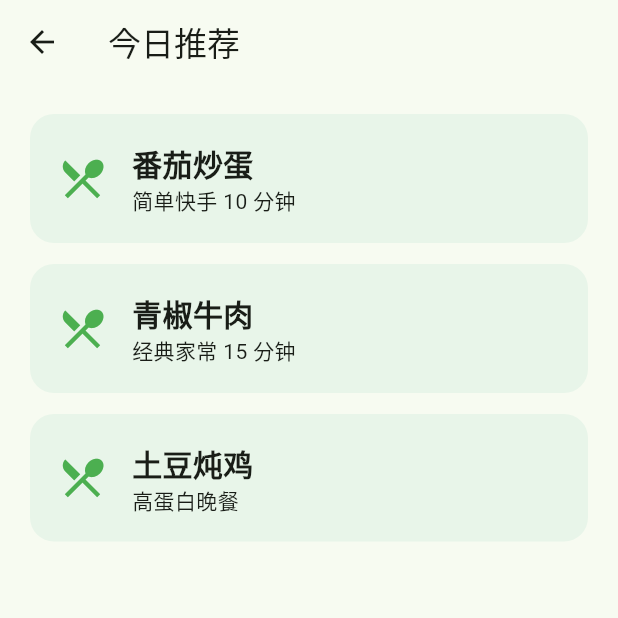
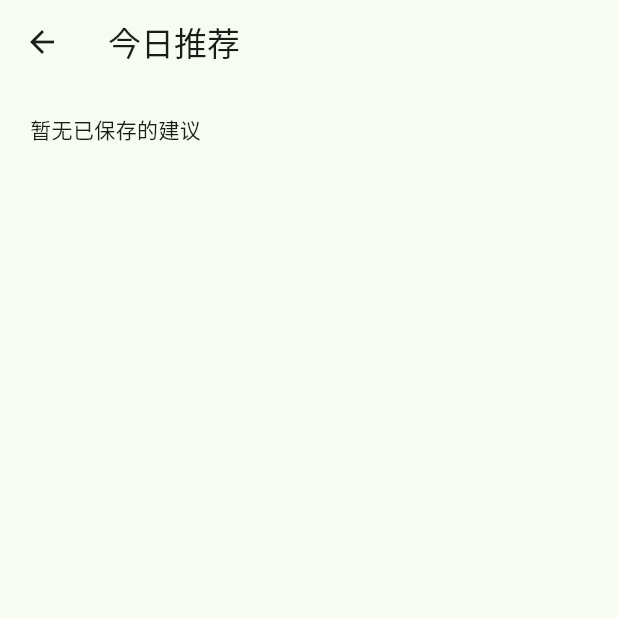
Before and after one commit to fengjutian/cook_scan, a Flutter app: the RecommendPage screen opened directly, on a phone screen of 412 x 824 dp, the top half of it. Run offline on Flutter 3.47's test engine with Material 3 defaults, Android fonts, the phone set to English and light mode, and no system bars; our stand-ins replace image_picker, shared_preferences; accounts and stored records are empty.

Commit message:
feat(推荐): 添加保存和显示烹饪建议功能
- 新增 SuggestionStore 服务用于存储建议到本地
- 在推荐页面添加 ValueListenableBuilder 实时显示保存的建议
- 在弹窗中添加保存按钮可将建议保存到本地

```diff
--- a/lib/pages/navigation_root.dart
+++ b/lib/pages/navigation_root.dart
@@ -4,6 +4,7 @@ import 'recommend_page.dart';
 import 'home_page.dart';
 import 'profile_page.dart';
 import '../services/suggestion_service.dart';
+import '../services/suggestion_store.dart';
 
 class NavigationRoot extends StatefulWidget {
   const NavigationRoot({super.key});
@@ -105,6 +106,18 @@ class _NavigationRootState extends State<NavigationRoot> {
                       content: SingleChildScrollView(child: Text(text)),
                       actions: [
                         TextButton(
+                          onPressed: () async {
+                            await SuggestionStore.instance.add(text);
+                            if (context.mounted) {
+                              Navigator.of(context).pop();
+                              ScaffoldMessenger.of(context).showSnackBar(
+                                const SnackBar(content: Text('已保存到推荐')),
+                              );
+                            }
+                          },
+                          child: const Text('保存'),
+                        ),
+                        TextButton(
                           onPressed: () => Navigator.of(context).pop(),
                           child: const Text('关闭'),
                         ),
--- a/lib/pages/recommend_page.dart
+++ b/lib/pages/recommend_page.dart
@@ -1,24 +1,41 @@
 import 'package:flutter/material.dart';
+import '../services/suggestion_store.dart';
 
-class RecommendPage extends StatelessWidget {
+class RecommendPage extends StatefulWidget {
   const RecommendPage({super.key});
+  @override
+  State<RecommendPage> createState() => _RecommendPageState();
+}
+
+class _RecommendPageState extends State<RecommendPage> {
+  @override
+  void initState() {
+    super.initState();
+    SuggestionStore.instance.load();
+  }
 
   @override
   Widget build(BuildContext context) {
     return Scaffold(
       appBar: AppBar(title: const Text("今日推荐")),
-      body: ListView(
+      body: ValueListenableBuilder<List<SuggestionEntry>>(
+        valueListenable: SuggestionStore.instance.suggestions,
+        builder: (context, list, _) {
+          if (list.isEmpty) {
+            return ListView(
               padding: const EdgeInsets.all(20),
-        children: [
-          _buildCard("番茄炒蛋", "简单快手 10 分钟"),
-          _buildCard("青椒牛肉", "经典家常 15 分钟"),
-          _buildCard("土豆炖鸡", "高蛋白晚餐"),
+              children: const [
+                Text("暂无已保存的建议"),
               ],
-      ),
             );
           }
-
-  Widget _buildCard(String title, String desc) {
+          return ListView.builder(
+            padding: const EdgeInsets.all(20),
+            itemCount: list.length,
+            itemBuilder: (context, index) {
+              final item = list[index];
+              final dt = DateTime.fromMillisecondsSinceEpoch(item.ts);
+              final timeStr = "${dt.year}-${dt.month.toString().padLeft(2, '0')}-${dt.day.toString().padLeft(2, '0')} ${dt.hour.toString().padLeft(2, '0')}:${dt.minute.toString().padLeft(2, '0')}";
               return Container(
                 margin: const EdgeInsets.only(bottom: 14),
                 padding: const EdgeInsets.all(18),
@@ -26,20 +43,24 @@ class RecommendPage extends StatelessWidget {
                   color: Colors.green.shade50,
                   borderRadius: BorderRadius.circular(16),
                 ),
-      child: Row(
-        children: [
-          const Icon(Icons.restaurant_menu, color: Colors.green, size: 34),
-          const SizedBox(width: 16),
-          Column(
+                child: Column(
                   crossAxisAlignment: CrossAxisAlignment.start,
                   children: [
-              Text(title,
-                  style: const TextStyle(
-                      fontSize: 20, fontWeight: FontWeight.bold)),
-              Text(desc, style: const TextStyle(fontSize: 14)),
+                    Row(
+                      children: [
+                        const Icon(Icons.restaurant_menu, color: Colors.green, size: 24),
+                        const SizedBox(width: 8),
+                        Text(timeStr, style: const TextStyle(fontSize: 13, color: Colors.black54)),
                       ],
-          )
+                    ),
+                    const SizedBox(height: 10),
+                    Text(item.text, style: const TextStyle(fontSize: 14)),
                   ],
+                ),
+              );
+            },
+          );
+        },
       ),
     );
   }
--- /dev/null
+++ b/lib/services/suggestion_store.dart
@@ -0,0 +1,39 @@
+import 'dart:convert';
+import 'package:flutter/foundation.dart';
+import 'package:shared_preferences/shared_preferences.dart';
+
+class SuggestionEntry {
+  final String text;
+  final int ts;
+  SuggestionEntry({required this.text, required this.ts});
+  Map<String, dynamic> toJson() => {'text': text, 'ts': ts};
+  static SuggestionEntry fromJson(Map<String, dynamic> j) => SuggestionEntry(text: j['text'] as String, ts: j['ts'] as int);
+}
+
+class SuggestionStore {
+  static final SuggestionStore instance = SuggestionStore._();
+  SuggestionStore._();
+  final ValueNotifier<List<SuggestionEntry>> suggestions = ValueNotifier<List<SuggestionEntry>>(<SuggestionEntry>[]);
+  static const _key = 'saved_suggestions';
+
+  Future<void> load() async {
+    final prefs = await SharedPreferences.getInstance();
+    final raw = prefs.getString(_key);
+    if (raw == null || raw.isEmpty) {
+      suggestions.value = <SuggestionEntry>[];
+      return;
+    }
+    final list = (jsonDecode(raw) as List).cast<Map>().map((e) => SuggestionEntry.fromJson(e.cast<String, dynamic>())).toList();
+    list.sort((a, b) => b.ts.compareTo(a.ts));
+    suggestions.value = list;
+  }
+
+  Future<void> add(String text) async {
+    final now = DateTime.now().millisecondsSinceEpoch;
+    final current = List<SuggestionEntry>.from(suggestions.value);
+    current.insert(0, SuggestionEntry(text: text, ts: now));
+    suggestions.value = current;
+    final prefs = await SharedPreferences.getInstance();
+    await prefs.setString(_key, jsonEncode(current.map((e) => e.toJson()).toList()));
+  }
+}
```
Lines whose indentation alone changed are shown as unchanged.
